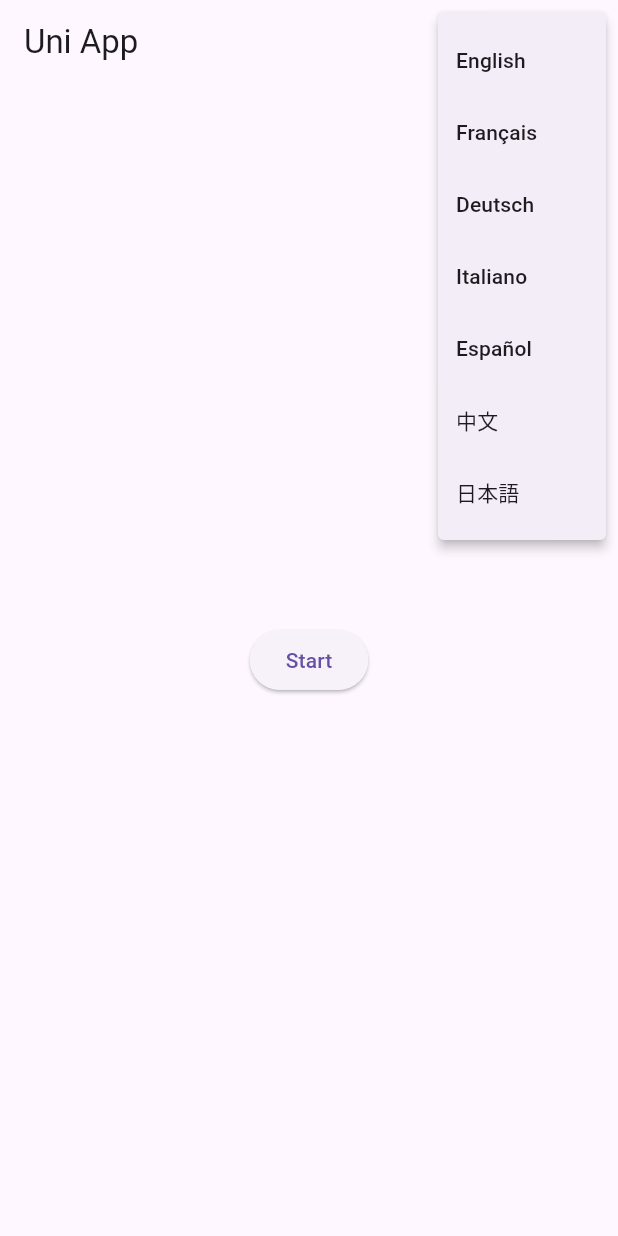
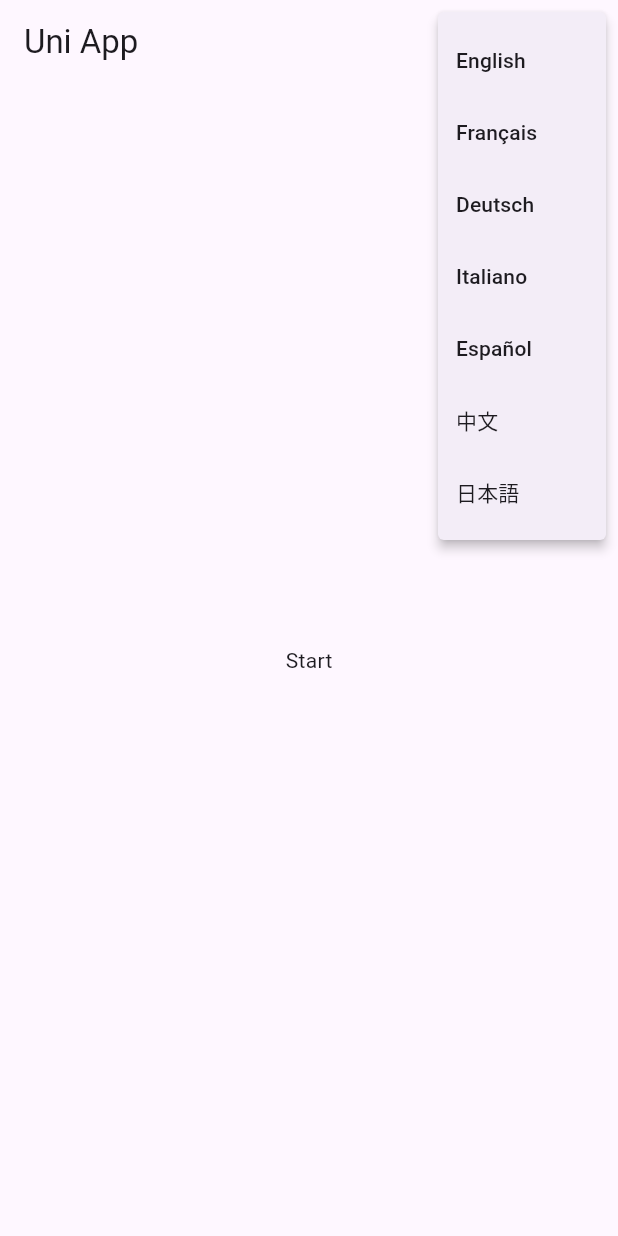
Before and after one commit to Ms-elliebb/Uni, a Flutter app: the screen it shows after launch, after a tap on the "language" icon, on a phone screen of 412 x 824 dp. Run offline on Flutter 3.47's test engine with Material 3 defaults, Android fonts, the phone set to English and light mode, and no system bars; our stand-ins replace shared_preferences.

```diff
--- a/lib/languages/app_localizations.dart
+++ b/lib/languages/app_localizations.dart
@@ -13,10 +13,15 @@ class AppLocalizations {
   }
 
   Future<bool> load() async {
-    String jsonString = await rootBundle.loadString(
-        'lib/languages/translations/${locale.languageCode}.json');
-    _localizedStrings = json.decode(jsonString);
-    return true;
+    try {
+      String jsonString = await rootBundle.loadString(
+          'lib/languages/translations/${locale.languageCode}.json');
+      _localizedStrings = json.decode(jsonString);
+      return true;
+    } catch (e) {
+      _localizedStrings = {};
+      return false;
+    }
   }
 
   String translate(String key, [List<dynamic>? args]) {
--- a/lib/screens/onboarding_screen.dart
+++ b/lib/screens/onboarding_screen.dart
@@ -2,10 +2,10 @@ import 'package:flutter/material.dart';
 import 'package:provider/provider.dart';
 import '../languages/app_localizations.dart';
 import '../languages/language_service.dart';
-import 'home_screen.dart';
 
 class OnboardingScreen extends StatelessWidget {
   const OnboardingScreen({super.key});
+
   @override
   Widget build(BuildContext context) {
     final localizations = AppLocalizations.of(context);
@@ -15,32 +15,24 @@ class OnboardingScreen extends StatelessWidget {
         title: Text(localizations.translate('appName')),
         actions: [
           PopupMenuButton<String>(
-            icon: Icon(Icons.language),
+            icon: const Icon(Icons.language),
             onSelected: (String languageCode) {
               context.read<LanguageService>().changeLanguage(languageCode);
             },
             itemBuilder: (BuildContext context) => [
-              PopupMenuItem(value: 'en', child: Text('English')),
-              PopupMenuItem(value: 'fr', child: Text('Français')),
-              PopupMenuItem(value: 'de', child: Text('Deutsch')),
-              PopupMenuItem(value: 'it', child: Text('Italiano')),
-              PopupMenuItem(value: 'es', child: Text('Español')),
-              PopupMenuItem(value: 'zh', child: Text('中文')),
-              PopupMenuItem(value: 'ja', child: Text('日本語')),
+              const PopupMenuItem(value: 'en', child: Text('English')),
+              const PopupMenuItem(value: 'fr', child: Text('Français')),
+              const PopupMenuItem(value: 'de', child: Text('Deutsch')),
+              const PopupMenuItem(value: 'it', child: Text('Italiano')),
+              const PopupMenuItem(value: 'es', child: Text('Español')),
+              const PopupMenuItem(value: 'zh', child: Text('中文')),
+              const PopupMenuItem(value: 'ja', child: Text('日本語')),
             ],
           ),
         ],
       ),
       body: Center(
-        child: ElevatedButton(
-          onPressed: () {
-            Navigator.push(
-              context,
-              MaterialPageRoute(builder: (context) => HomeScreen()),
-            );
-          },
-          child: Text(localizations.translate('start')),
-        ),
+        child: Text(localizations.translate('start')),
       ),
     );
   }
```
Also changed, not shown: 1 other file.
